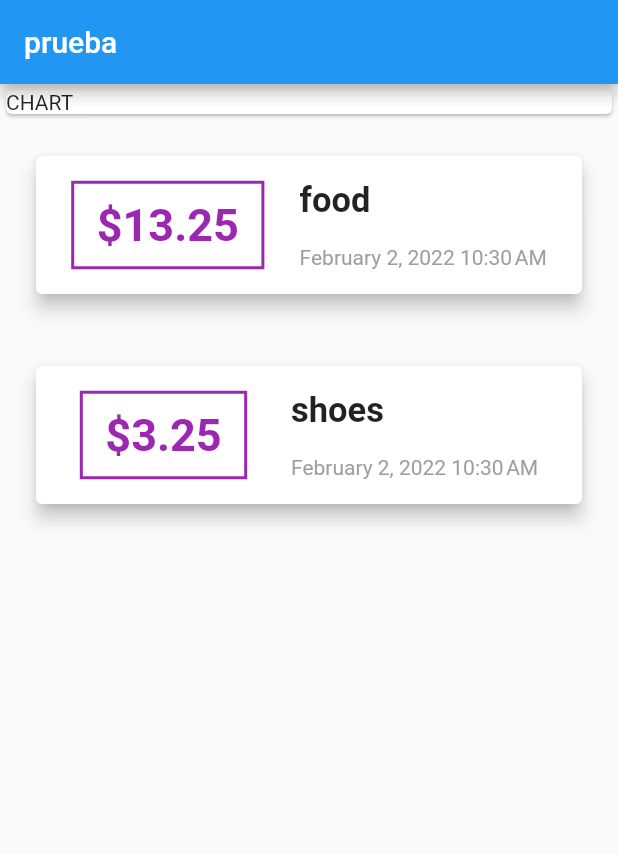
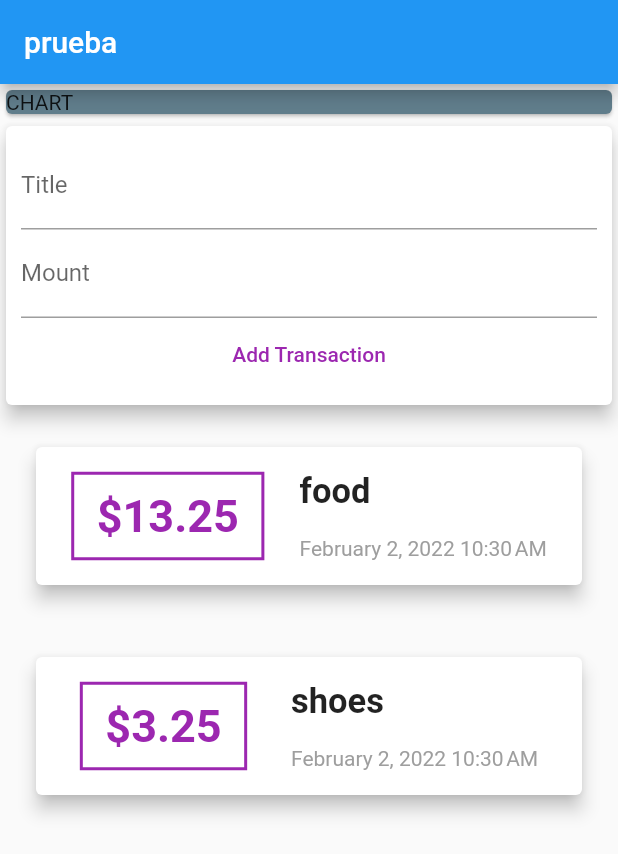
Before and after one commit to JeanBayer/app-money-flutter, a Flutter app: the screen it shows after launch, on a phone screen of 412 x 824 dp. Shown: the top 854 px of the screen. Run offline on Flutter 3.47's test engine with Material 2 defaults, Android fonts, the phone set to English and light mode, and no system bars.

Commit message:
textfield and textbutton in card

```diff
--- a/app/lib/main.dart
+++ b/app/lib/main.dart
@@ -44,7 +44,37 @@ class MyHomePage extends StatelessWidget {
           Container(
             width: double.infinity,
             child: Card(
+              color: Colors.blueGrey,
               child: Text("CHART"),
+            ),
+          ),
+          Card(
+            elevation: 5,
+            child: Container(
+              padding: EdgeInsets.all(10),
+              child: Column(
+                children: [
+                  TextField(
+                    decoration: InputDecoration(
+                      labelText: "Title",
+                    ),
+                  ),
+                  TextField(
+                    decoration: InputDecoration(
+                      labelText: "Mount",
+                    ),
+                  ),
+                  TextButton(
+                    onPressed: () {},
+                    child: Text(
+                      "Add Transaction",
+                      style: TextStyle(
+                        color: Colors.purple,
+                      ),
+                    ),
+                  ),
+                ],
+              ),
             ),
           ),
           ...transaction.map(
```
